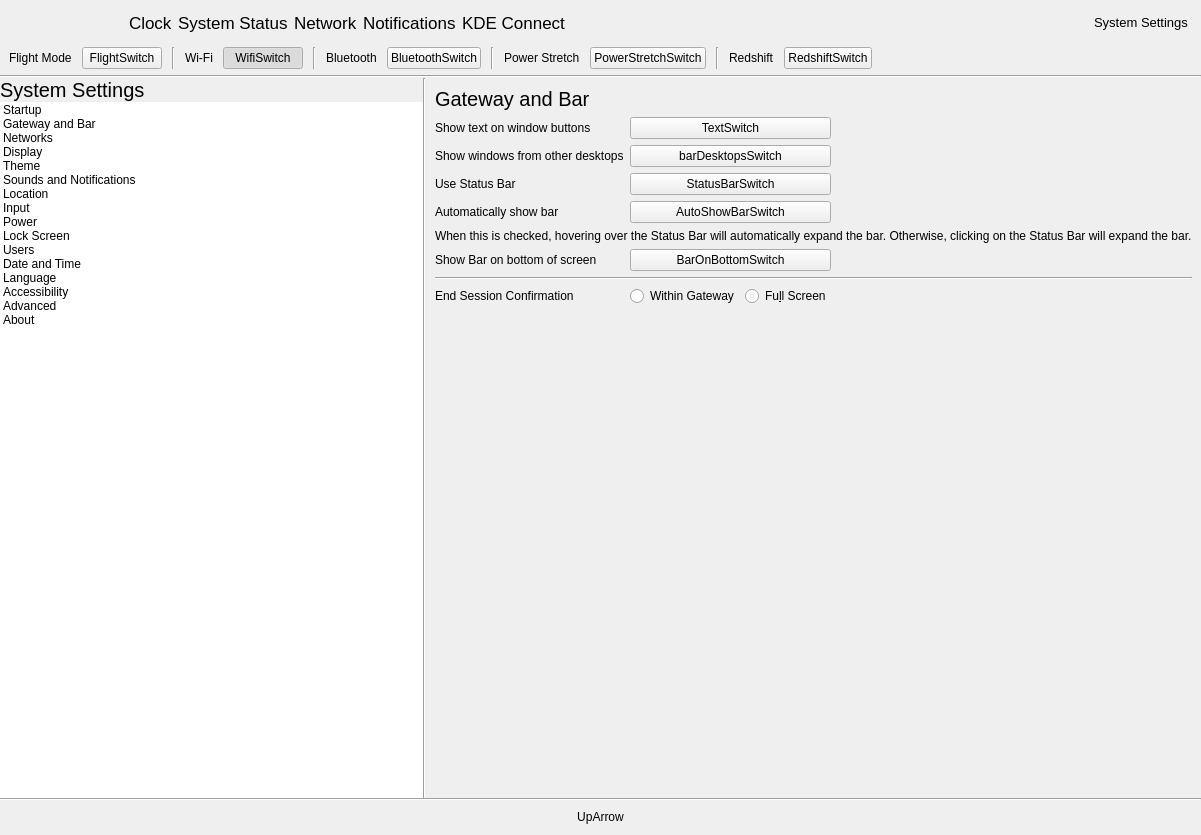
Above: shell/infopanedropdown.ui from vicr123/theshell before the change. Below: the same form after it.
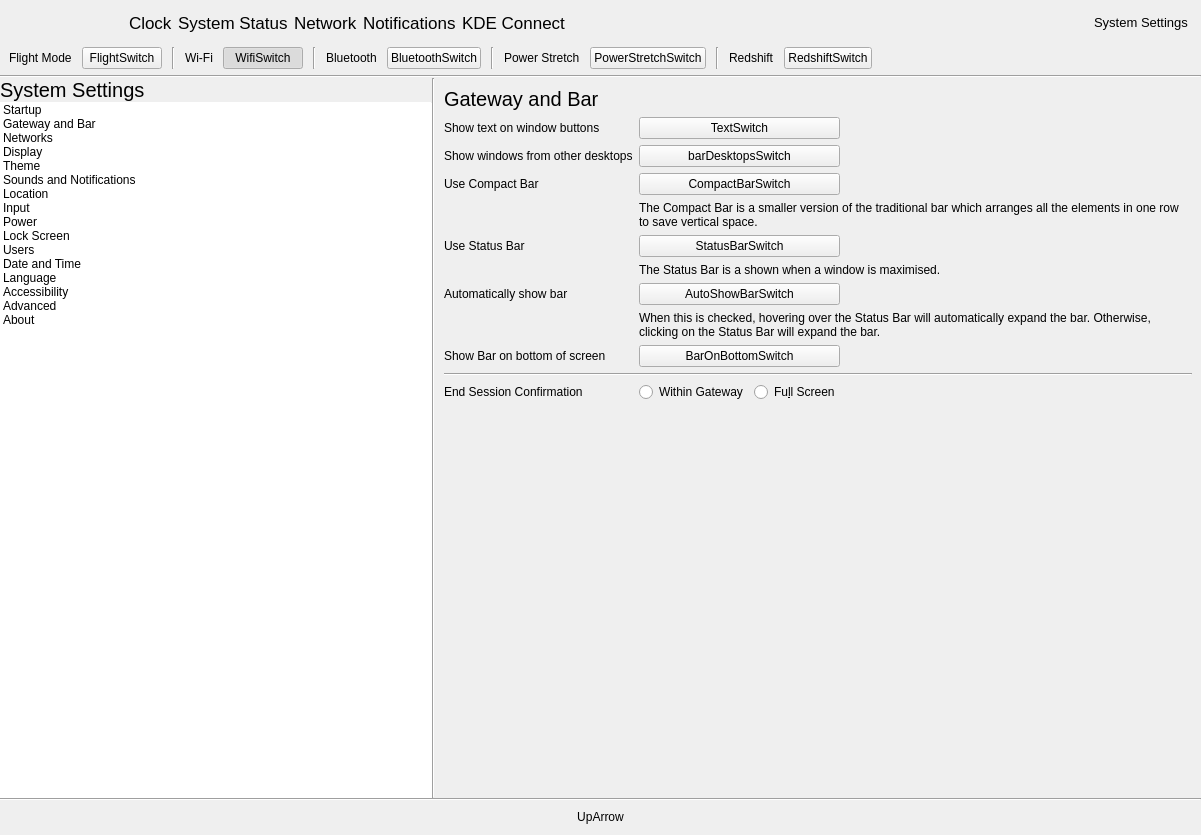
That is the form after the change. The open tabs and pages were chosen to show the change. Icons and pictures are not drawn. Custom widgets are drawn as their Qt base class.

Commit message: Add Compact Bar

What changed in the file:
```diff
--- a/shell/infopanedropdown.ui
+++ b/shell/infopanedropdown.ui
@@ -1848,7 +1848,7 @@
         <number>0</number>
        </property>
        <item>
-        <widget class="QFrame" name="">
+        <widget class="QFrame" name="frame">
          <property name="frameShape">
           <enum>QFrame::NoFrame</enum>
          </property>
@@ -2384,63 +2384,31 @@
             </widget>
             <widget class="QWidget" name="page">
              <layout class="QGridLayout" name="gridLayout_9">
-              <item row="7" column="0" colspan="3">
-               <widget class="Line" name="line_5">
-                <property name="orientation">
-                 <enum>Qt::Horizontal</enum>
-                </property>
-               </widget>
-              </item>
-              <item row="4" column="1">
-               <widget class="Switch" name="AutoShowBarSwitch">
-                <property name="text">
-                 <string notr="true">AutoShowBarSwitch</string>
-                </property>
-               </widget>
-              </item>
-              <item row="2" column="1">
-               <widget class="Switch" name="barDesktopsSwitch">
-                <property name="text">
-                 <string notr="true">barDesktopsSwitch</string>
-                </property>
-               </widget>
-              </item>
-              <item row="1" column="1">
-               <widget class="Switch" name="TextSwitch">
-                <property name="text">
-                 <string notr="true">TextSwitch</string>
-                </property>
-               </widget>
-              </item>
               <item row="3" column="0">
-               <widget class="QLabel" name="label_69">
+               <widget class="QLabel" name="label_15">
                 <property name="text">
-                 <string>Use Status Bar</string>
-                </property>
-               </widget>
-              </item>
-              <item row="4" column="0">
-               <widget class="QLabel" name="AutoShowBarLabel">
-                <property name="text">
-                 <string>Automatically show bar</string>
-                </property>
-               </widget>
-              </item>
-              <item row="2" column="0">
-               <widget class="QLabel" name="label_35">
-                <property name="text">
-                 <string>Show windows from other desktops</string>
+                 <string>Use Compact Bar</string>
                 </property>
                </widget>
               </item>
               <item row="3" column="1">
+               <widget class="Switch" name="CompactBarSwitch">
+                <property name="text">
+                 <string notr="true">CompactBarSwitch</string>
+                </property>
+                <property name="checkable">
+                 <bool>true</bool>
+                </property>
+               </widget>
+              </item>
+              <item row="5" column="1">
                <widget class="Switch" name="StatusBarSwitch">
                 <property name="text">
                  <string notr="true">StatusBarSwitch</string>
                 </property>
                </widget>
               </item>
-              <item row="9" column="0">
+              <item row="12" column="0">
                <spacer name="verticalSpacer_17">
                 <property name="orientation">
                  <enum>Qt::Vertical</enum>
@@ -2473,35 +2441,28 @@
                 </property>
                </widget>
               </item>
-              <item row="6" column="0">
+              <item row="9" column="0">
                <widget class="QLabel" name="label_90">
                 <property name="text">
                  <string>Show Bar on bottom of screen</string>
                 </property>
                </widget>
               </item>
-              <item row="6" column="1">
+              <item row="9" column="1">
                <widget class="Switch" name="BarOnBottom">
                 <property name="text">
                  <string notr="true">BarOnBottomSwitch</string>
                 </property>
                </widget>
               </item>
-              <item row="5" column="0" colspan="3">
-               <widget class="QLabel" name="AutoShowBarExplanation">
-                <property name="text">
-                 <string>When this is checked, hovering over the Status Bar will automatically expand the bar. Otherwise, clicking on the Status Bar will expand the bar.</string>
-                </property>
-               </widget>
-              </item>
-              <item row="8" column="0">
+              <item row="11" column="0">
                <widget class="QLabel" name="label_42">
                 <property name="text">
                  <string>End Session Confirmation</string>
                 </property>
                </widget>
               </item>
-              <item row="8" column="1">
+              <item row="11" column="1">
                <widget class="QFrame" name="frame_2">
                 <property name="frameShape">
                  <enum>QFrame::NoFrame</enum>
@@ -2551,6 +2512,85 @@
                 </property>
                </widget>
               </item>
+              <item row="10" column="0" colspan="3">
+               <widget class="Line" name="line_5">
+                <property name="orientation">
+                 <enum>Qt::Horizontal</enum>
+                </property>
+               </widget>
+              </item>
+              <item row="7" column="1">
+               <widget class="Switch" name="AutoShowBarSwitch">
+                <property name="text">
+                 <string notr="true">AutoShowBarSwitch</string>
+                </property>
+               </widget>
+              </item>
+              <item row="2" column="1">
+               <widget class="Switch" name="barDesktopsSwitch">
+                <property name="text">
+                 <string notr="true">barDesktopsSwitch</string>
+                </property>
+               </widget>
+              </item>
+              <item row="1" column="1">
+               <widget class="Switch" name="TextSwitch">
+                <property name="text">
+                 <string notr="true">TextSwitch</string>
+                </property>
+               </widget>
+              </item>
+              <item row="5" column="0">
+               <widget class="QLabel" name="label_69">
+                <property name="text">
+                 <string>Use Status Bar</string>
+                </property>
+               </widget>
+              </item>
+              <item row="7" column="0">
+               <widget class="QLabel" name="AutoShowBarLabel">
+                <property name="text">
+                 <string>Automatically show bar</string>
+                </property>
+               </widget>
+              </item>
+              <item row="2" column="0">
+               <widget class="QLabel" name="label_35">
+                <property name="text">
+                 <string>Show windows from other desktops</string>
+                </property>
+               </widget>
+              </item>
+              <item row="6" column="1" colspan="2">
+               <widget class="QLabel" name="label_103">
+                <property name="text">
+                 <string>The Status Bar is a shown when a window is maximised.</string>
+                </property>
+                <property name="wordWrap">
+                 <bool>true</bool>
+                </property>
+               </widget>
+              </item>
+              <item row="4" column="1" colspan="2">
+               <widget class="QLabel" name="label_16">
+                <property name="text">
+                 <string>The Compact Bar is a smaller version of the traditional bar which arranges all the elements in one row to save vertical space.</string>
+                </property>
+                <property name="wordWrap">
+                 <bool>true</bool>
+                </property>
+               </widget>
+              </item>
+              <item row="8" column="1" colspan="2">
+               <widget class="QLabel" name="AutoShowBarExplanation">
+                <property name="text">
+                 <string>When this is checked, hovering over the Status Bar will automatically expand the bar. Otherwise, clicking on the Status Bar will expand the bar.</string>
+                </property>
+                <property name="wordWrap">
+                 <bool>true</bool>
+                </property>
+               </widget>
+              </item>
              </layout>
             </widget>
             <widget class="QWidget" name="page_14">
@@ -5145,6 +5185,14 @@
   </layout>
  </widget>
  <customwidgets>
+  <customwidget>
+   <class>ClickableLabel</class>
+   <extends>QLabel</extends>
+   <header>clickablelabel.h</header>
+   <slots>
+    <signal>clicked()</signal>
+   </slots>
+  </customwidget>
   <customwidget>
    <class>AnimatedStackedWidget</class>
    <extends>QStackedWidget</extends>
@@ -5160,14 +5208,6 @@
     <signal>networkAvailable(bool)</signal>
    </slots>
   </customwidget>
-  <customwidget>
-   <class>ClickableLabel</class>
-   <extends>QLabel</extends>
-   <header>clickablelabel.h</header>
-   <slots>
-    <signal>clicked()</signal>
-   </slots>
-  </customwidget>
   <customwidget>
    <class>Switch</class>
    <extends>QPushButton</extends>
```
Left out of the diff: 13 changed lines with no effect on the pictures. The commit also changes 13 other files.
